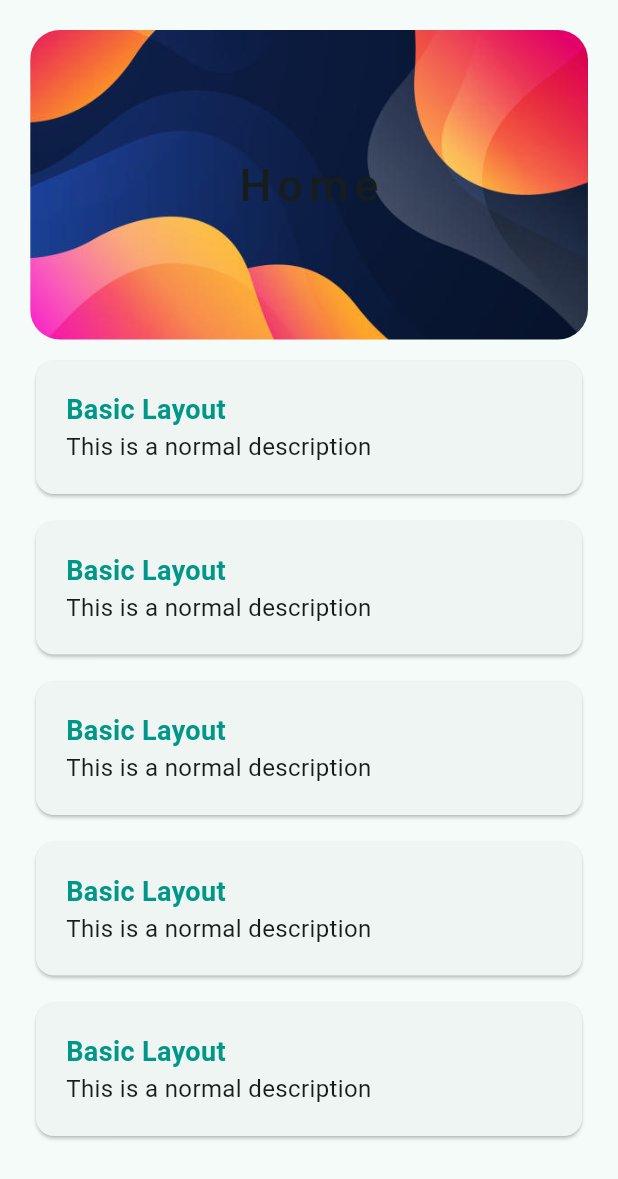
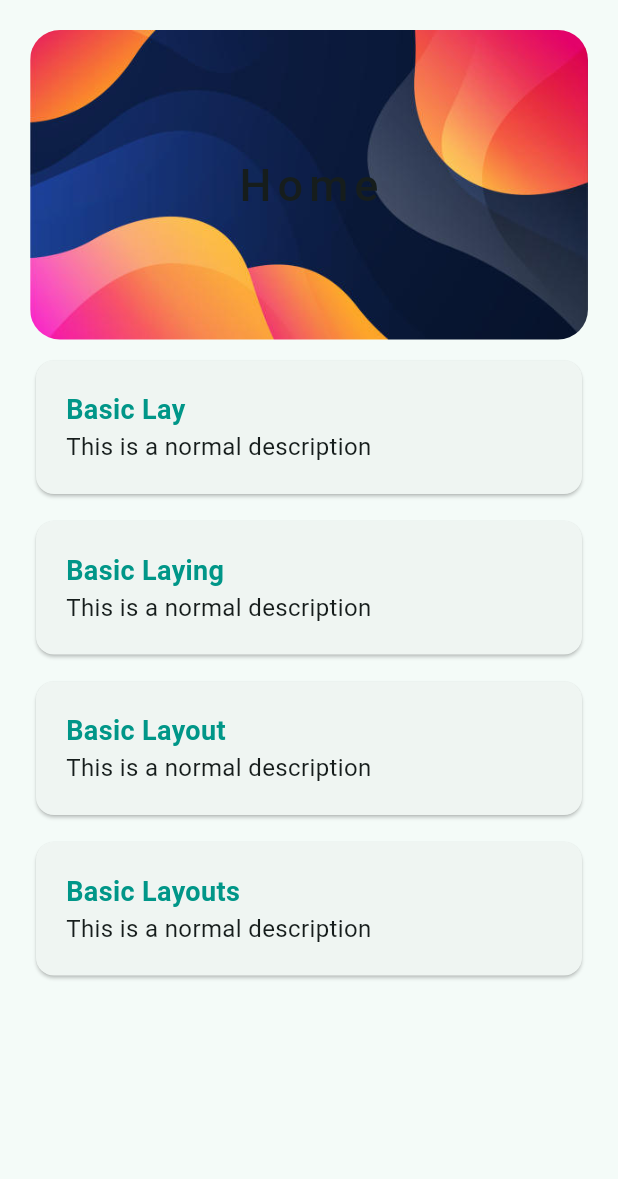
Before and after one commit to Maseev559/flutterapp, a Flutter app: the HomePage widget shown alone on an empty page, opened directly, on a phone screen of 412 x 824 dp. Shown: the top 1179 px of the screen. Run offline on Flutter 3.47's test engine with Material 3 defaults, Android fonts, the phone set to English and light mode, and no system bars; our stand-ins replace lottie, shared_preferences; accounts and stored records are empty.

Commit message:
Fixed bugs

```diff
--- a/lib/data/constants.dart
+++ b/lib/data/constants.dart
@@ -16,4 +16,9 @@ class MyTextStyle {
   );
 }
 
-class MyValue {}
+class MyValue {
+  static const String basicLayout = 'Basic Lay';
+  static const String basicLayout1 = 'Basic Laying';
+  static const String basicLayout2 = 'Basic Layout';
+  static const String basicLayout3 = 'Basic Layouts';
+}
--- a/lib/views/pages/home_page.dart
+++ b/lib/views/pages/home_page.dart
@@ -1,4 +1,5 @@
 import 'package:flutter/material.dart';
+import 'package:my_new_flutterapp/data/constants.dart';
 import 'package:my_new_flutterapp/views/widgets/container_widget.dart';
 import 'package:my_new_flutterapp/views/widgets/hero_widget.dart';
 
@@ -7,6 +8,12 @@ class HomePage extends StatelessWidget {
 
   @override
   Widget build(BuildContext context) {
+    List<String> list = [
+      MyValue.basicLayout,
+      MyValue.basicLayout1,
+      MyValue.basicLayout2,
+      MyValue.basicLayout3,
+    ];
     return SingleChildScrollView(
       child: Padding(
         padding: EdgeInsets.all(20.0),
@@ -19,24 +26,24 @@ class HomePage extends StatelessWidget {
             //Container from container_widget.dart
             //Container shortcut
             ...List.generate(
-              3,
+              4,
               (index) {
-                return const ContainerWidget(
-                  title: 'Basic Layout',
+                return ContainerWidget(
+                  title: list.elementAt(index),
                   description: 'This is a normal description',
                 );
               },
             ),
             //List long process
 
-            const ContainerWidget(
-              title: 'Basic Layout',
-              description: 'This is a normal description',
-            ),
-            const ContainerWidget(
-              title: 'Basic Layout',
-              description: 'This is a normal description',
-            ),
+            // const ContainerWidget(
+            //   title: 'Basic Layout',
+            //   description: 'This is a normal description',
+            // ),
+            // const ContainerWidget(
+            //   title: 'Basic Layout',
+            //   description: 'This is a normal description',
+            // ),
           ],
         ),
       ),
--- a/lib/views/widgets/hero_widget.dart
+++ b/lib/views/widgets/hero_widget.dart
@@ -4,11 +4,23 @@ class HeroWidget extends StatelessWidget {
   const HeroWidget({
     super.key,
     required this.title,
+    this.nextPage,
   });
   final String title;
+  final Widget? nextPage;
   @override
   Widget build(BuildContext context) {
-    return Stack(
+    return GestureDetector(
+      onTap: nextPage != null
+          ? () {
+              Navigator.push(context, MaterialPageRoute(
+                builder: (context) {
+                  return nextPage!;
+                },
+              ));
+            }
+          : null,
+      child: Stack(
         alignment: Alignment.center,
         children: [
           Hero(
@@ -31,6 +43,7 @@ class HeroWidget extends StatelessWidget {
             ),
           ),
         ],
+      ),
     );
   }
 }
```
Lines whose indentation alone changed are shown as unchanged.
